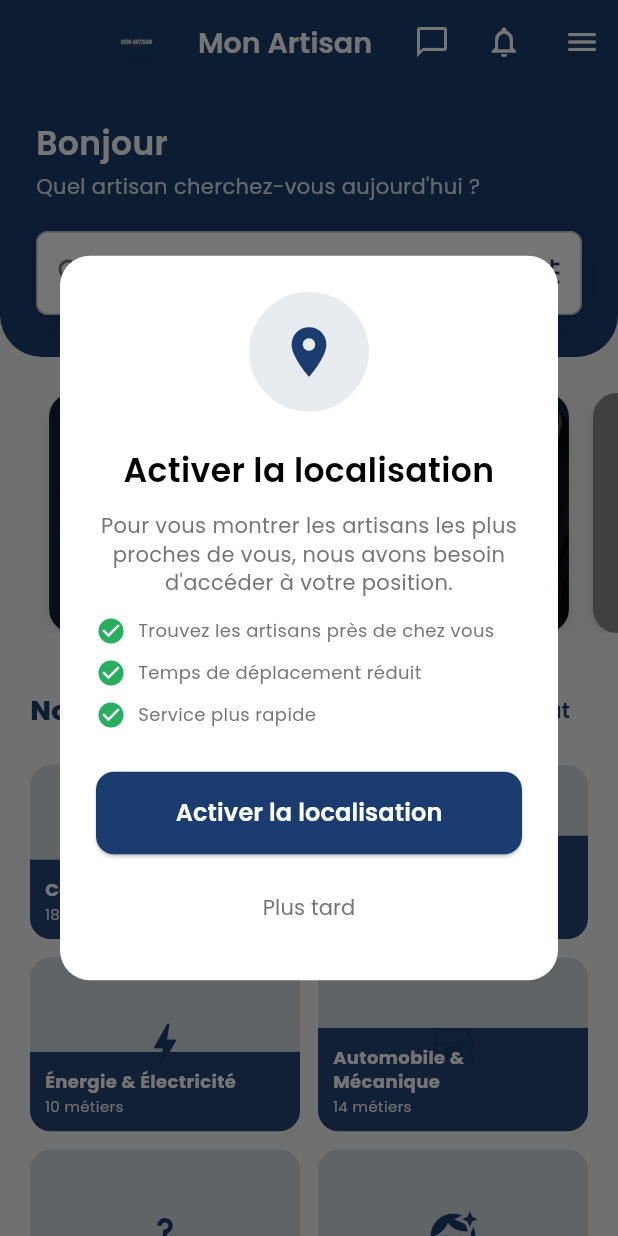
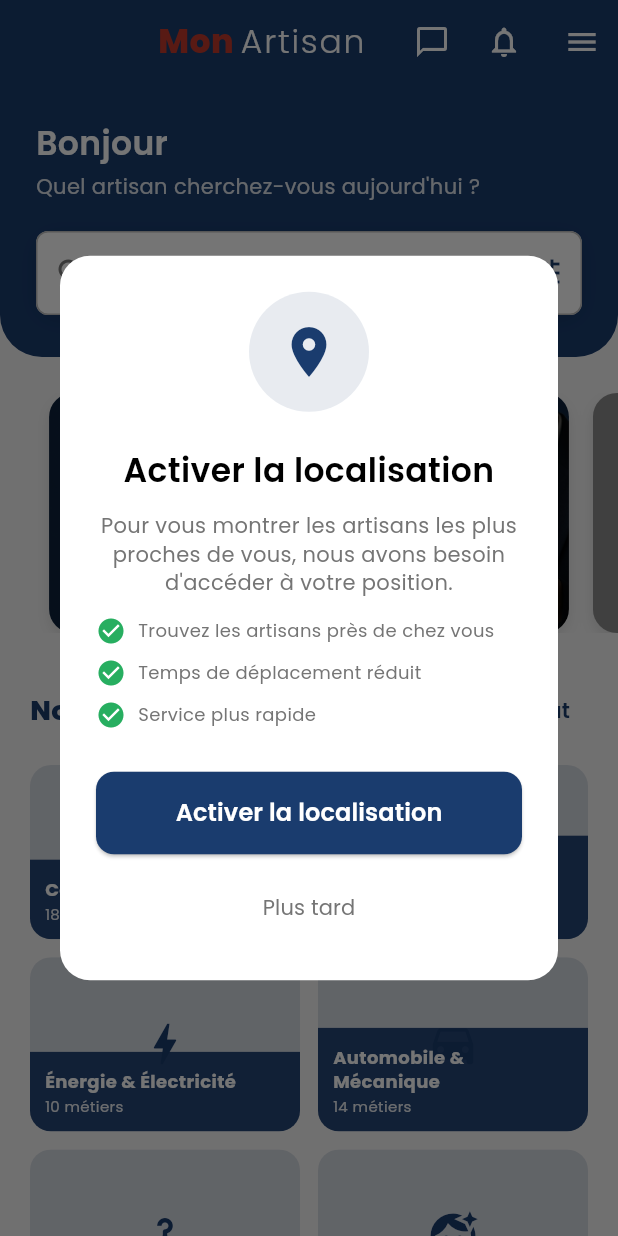
Before and after one commit to jean13-png/mon-artisan, a Flutter app: the HomeClientScreen screen opened by its route, on a phone screen of 412 x 824 dp. Run offline on Flutter 3.47's test engine with Material 3 defaults, Android fonts, the phone set to English and light mode, and no system bars; drawn by our look-alikes of cached_network_image; our stand-ins replace audioplayers, cloud_firestore, firebase_auth, firebase_core, firebase_messaging, firebase_storage and 12 more; missing offline and left inert: cloudinary_public, geoflutterfire_plus, record; accounts and stored records are empty; generated files the repository leaves out were written again; network calls fail.

Commit message:
style: appliquer le nouveau titre bicolore Mon Artisan sur le dashboard client

```diff
--- a/mon_artisan_app/lib/screens/client/home_client_screen.dart
+++ b/mon_artisan_app/lib/screens/client/home_client_screen.dart
@@ -165,16 +165,33 @@ class _HomeClientScreenState extends State<HomeClientScreen> {
         appBar: AppBar(
           backgroundColor: AppColors.primaryBlue,
           elevation: 0,
-          title: Row(
-            mainAxisSize: MainAxisSize.min,
-            children: [
-              Image.asset('assets/images/logo_mon_artisan.png',
-                  height: 36, fit: BoxFit.contain),
-              const SizedBox(width: 8),
-              Text('Mon Artisan',
-                  style: AppTextStyles.h3
-                      .copyWith(color: AppColors.white, fontSize: 19)),
-            ],
+          automaticallyImplyLeading: false,
+          titleSpacing: 20,
+          title: RichText(
+            text: TextSpan(
+              children: [
+                TextSpan(
+                  text: 'Mon ',
+                  style: TextStyle(
+                    fontFamily: 'Poppins',
+                    fontSize: 22,
+                    fontWeight: FontWeight.w800,
+                    color: AppColors.accentRed,
+                    letterSpacing: 0.3,
+                  ),
+                ),
+                TextSpan(
+                  text: 'Artisan',
+                  style: TextStyle(
+                    fontFamily: 'Poppins',
+                    fontSize: 22,
+                    fontWeight: FontWeight.w300,
+                    color: AppColors.white,
+                    letterSpacing: 1.2,
+                  ),
+                ),
+              ],
+            ),
           ),
           actions: [
             BadgeIcon(
```
